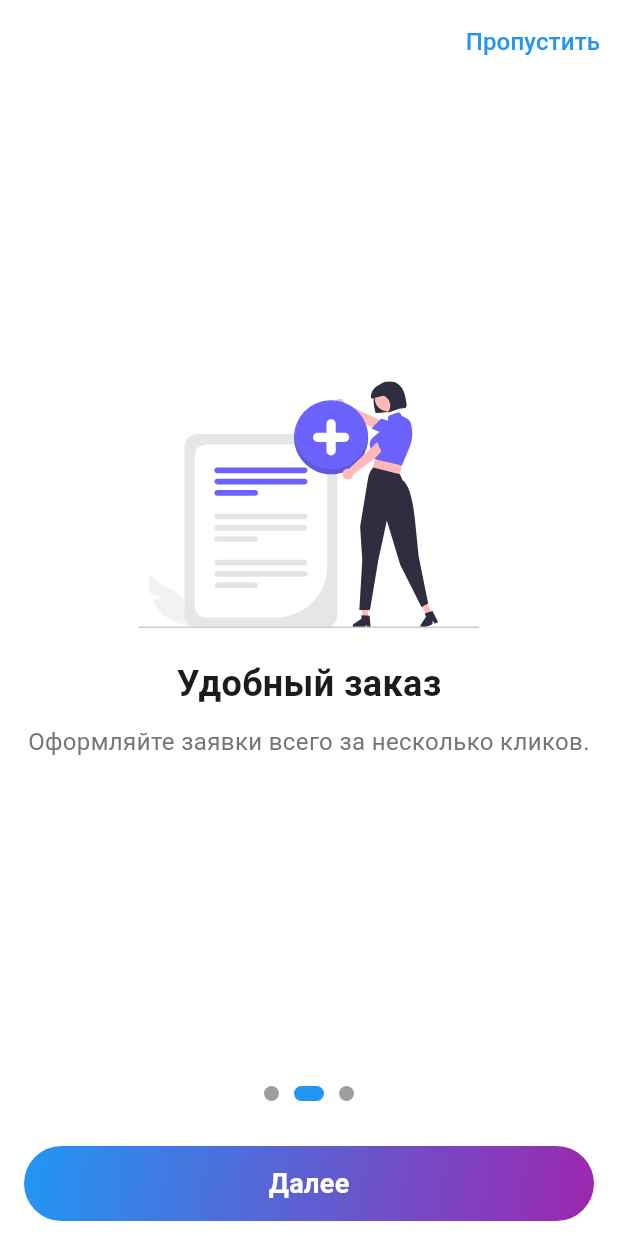
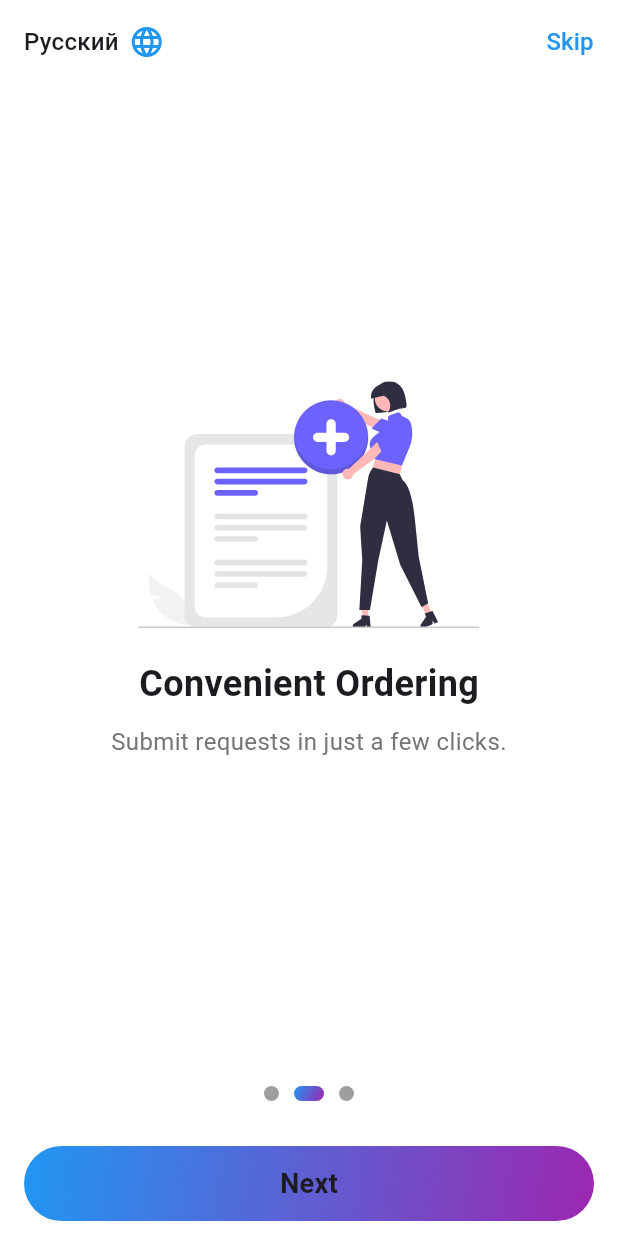
Before and after one commit to Nurislamaiu/medical, a Flutter app: the screen it shows after launch, swiped to page 2, on a phone screen of 412 x 824 dp. Run offline on Flutter 3.47's test engine with Material 3 defaults, Android fonts, the phone set to English and light mode, and no system bars; our stand-ins replace flutter_svg.

```diff
--- /dev/null
+++ b/assets/languages/en.json
@@ -0,0 +1,11 @@
+{
+  "title1": "Welcome",
+  "title2": "Convenient Ordering",
+  "title3": "Quality Service",
+  "description1": "This is an app for home medical services.",
+  "description2": "Submit requests in just a few clicks.",
+  "description3": "Our team guarantees a professional approach.",
+  "next": "Next",
+  "start": "Start",
+  "skip": "Skip"
+}
--- /dev/null
+++ b/lib/110n/app_localizations.dart
@@ -0,0 +1,50 @@
+import 'dart:convert';
+import 'package:flutter/material.dart';
+import 'package:flutter/services.dart';
+
+class AppLocalizations {
+  final Locale locale;
+
+  AppLocalizations(this.locale);
+
+  static AppLocalizations of(BuildContext context) {
+    return Localizations.of<AppLocalizations>(context, AppLocalizations)!;
+  }
+
+  static const LocalizationsDelegate<AppLocalizations> delegate =
+  _AppLocalizationsDelegate();
+
+  late Map<String, String> _localizedStrings;
+
+  Future<bool> load() async {
+    String jsonString = await rootBundle
+        .loadString('assets/languages/${locale.languageCode}.json');
+    Map<String, dynamic> jsonMap = json.decode(jsonString);
+
+    _localizedStrings = jsonMap.map((key, value) => MapEntry(key, value.toString()));
+    return true;
+  }
+
+  String translate(String key) {
+    return _localizedStrings[key] ?? key;
+  }
+}
+
+class _AppLocalizationsDelegate extends LocalizationsDelegate<AppLocalizations> {
+  const _AppLocalizationsDelegate();
+
+  @override
+  bool isSupported(Locale locale) {
+    return ['en', 'ru', 'kk'].contains(locale.languageCode);
+  }
+
+  @override
+  Future<AppLocalizations> load(Locale locale) async {
+    AppLocalizations localizations = AppLocalizations(locale);
+    await localizations.load();
+    return localizations;
+  }
+
+  @override
+  bool shouldReload(_AppLocalizationsDelegate old) => false;
+}
--- a/lib/main.dart
+++ b/lib/main.dart
@@ -1,23 +1,48 @@
 import 'package:flutter/material.dart';
-import 'package:medical/screens/splash_screen.dart';
+import 'package:flutter_localizations/flutter_localizations.dart';
+import '110n/app_localizations.dart';
 import 'app/app_routes.dart';
-
 void main() {
   runApp(MyApp());
 }
 
-class MyApp extends StatelessWidget {
+class MyApp extends StatefulWidget {
+  static void setLocale(BuildContext context, Locale newLocale) {
+    _MyAppState? state = context.findAncestorStateOfType<_MyAppState>();
+    state?.setLocale(newLocale);
+  }
+
+  @override
+  _MyAppState createState() => _MyAppState();
+}
+
+class _MyAppState extends State<MyApp> {
+  Locale _locale = Locale('en'); // Язык по умолчанию
+
+  void setLocale(Locale locale) {
+    setState(() {
+      _locale = locale;
+    });
+  }
+
   @override
   Widget build(BuildContext context) {
     return MaterialApp(
       debugShowCheckedModeBanner: false,
-      title: 'Medical Services App',
       initialRoute: AppRoutes.splash,
       routes: AppRoutes.getRoutes(),
-      theme: ThemeData(
-        primarySwatch: Colors.blue,
-      ),
-      home: SplashScreen(),
+      locale: _locale,
+      supportedLocales: [
+        Locale('en'),
+        Locale('ru'),
+        Locale('kk'),
+      ],
+      localizationsDelegates: [
+        AppLocalizations.delegate,
+        GlobalMaterialLocalizations.delegate,
+        GlobalWidgetsLocalizations.delegate,
+        GlobalCupertinoLocalizations.delegate,
+      ],
     );
   }
 }
--- a/lib/screens/on_boarding/on_boarding_screen.dart
+++ b/lib/screens/on_boarding/on_boarding_screen.dart
@@ -2,6 +2,9 @@ import 'package:flutter/material.dart';
 import 'package:medical/screens/on_boarding/widgets/on_boarding_dot_indicator.dart';
 import 'package:medical/screens/on_boarding/widgets/on_boarding_next_button.dart';
 import 'package:medical/screens/on_boarding/widgets/on_boarding_page.dart';
+
+import '../../110n/app_localizations.dart';
+import '../../main.dart';
 
 class OnboardingScreen extends StatefulWidget {
   @override
@@ -12,38 +15,72 @@ class _OnboardingScreenState extends State<OnboardingScreen> {
   final PageController _pageController = PageController();
   int _currentPage = 0;
 
+  Locale _selectedLocale = Locale('ru'); // Язык по умолчанию
+
+  @override
+  Widget build(BuildContext context) {
+    // Локализованные данные для Onboarding
     final List<Map<String, String>> onboardingData = [
       {
-      "title": "Добро пожаловать",
-      "description": "Приложение для медицинских услуг на дому.",
+        "title": AppLocalizations.of(context).translate('title1'),
+        "description": AppLocalizations.of(context).translate('description1'),
         "image": "assets/on_boarding/onboarding1.svg"
       },
       {
-      "title": "Удобный заказ",
-      "description": "Оформляйте заявки всего за несколько кликов.",
+        "title": AppLocalizations.of(context).translate('title2'),
+        "description": AppLocalizations.of(context).translate('description2'),
         "image": "assets/on_boarding/onboarding2.svg"
       },
       {
-      "title": "Качественный сервис",
-      "description": "Наша команда гарантирует профессиональный подход.",
+        "title": AppLocalizations.of(context).translate('title3'),
+        "description": AppLocalizations.of(context).translate('description3'),
         "image": "assets/on_boarding/onboarding3.svg"
       },
     ];
 
-  @override
-  Widget build(BuildContext context) {
-    return Scaffold(
+    return WillPopScope(
+      onWillPop: () async {
+        return false;
+      },
+      child: Scaffold(
         backgroundColor: Colors.white,
         appBar: AppBar(
           backgroundColor: Colors.white,
           automaticallyImplyLeading: false,
+          title: DropdownButton<Locale>(
+            value: _selectedLocale,
+            underline: SizedBox(width: 20),
+            icon: Icon(Icons.language, color: Colors.blue),
+            onChanged: (Locale? newLocale) {
+              if (newLocale != null) {
+                setState(() {
+                  _selectedLocale = newLocale;
+                  MyApp.setLocale(context, newLocale);
+                });
+              }
+            },
+            items: [
+              DropdownMenuItem(
+                value: Locale('en'),
+                child: Text('English'),
+              ),
+              DropdownMenuItem(
+                value: Locale('ru'),
+                child: Text('Русский'),
+              ),
+              DropdownMenuItem(
+                value: Locale('kk'),
+                child: Text('Қазақша'),
+              ),
+            ],
+          ),
           actions: [
             TextButton(
               onPressed: () {
                 Navigator.pushReplacementNamed(context, '/home');
               },
               child: Text(
-              "Пропустить",
+                AppLocalizations.of(context).translate('skip'),
                 style: TextStyle(fontSize: 16, color: Colors.blue),
               ),
             ),
@@ -54,6 +91,7 @@ class _OnboardingScreenState extends State<OnboardingScreen> {
             Expanded(
               child: PageView.builder(
                 controller: _pageController,
+                physics: BouncingScrollPhysics(),
                 onPageChanged: (index) {
                   setState(() {
                     _currentPage = index;
@@ -90,8 +128,12 @@ class _OnboardingScreenState extends State<OnboardingScreen> {
                   );
                 }
               },
+              buttonText: _currentPage == onboardingData.length - 1
+                  ? AppLocalizations.of(context).translate('start')
+                  : AppLocalizations.of(context).translate('next'),
             ),
           ],
+        ),
       ),
     );
   }
--- a/lib/screens/on_boarding/widgets/on_boarding_dot_indicator.dart
+++ b/lib/screens/on_boarding/widgets/on_boarding_dot_indicator.dart
@@ -13,7 +13,13 @@ class OnBoardingDotIndicator extends StatelessWidget {
       height: 10,
       width: isActive ? 20 : 10,
       decoration: BoxDecoration(
-        color: isActive ? Colors.blue : Colors.grey,
+        gradient: isActive
+            ? LinearGradient(
+          colors: [Colors.blue, Colors.purple],
+          begin: Alignment.topLeft,
+          end: Alignment.bottomRight,
+        )
+            : LinearGradient(colors: [Colors.grey, Colors.grey]),
         borderRadius: BorderRadius.circular(5),
       ),
     );
--- a/lib/screens/on_boarding/widgets/on_boarding_next_button.dart
+++ b/lib/screens/on_boarding/widgets/on_boarding_next_button.dart
@@ -3,8 +3,9 @@ import 'package:flutter/material.dart';
 class NextButton extends StatelessWidget {
   final bool isLastPage;
   final VoidCallback onNext;
+  final String buttonText;
 
-  const NextButton({required this.isLastPage, required this.onNext});
+  const NextButton({required this.isLastPage, required this.onNext, required this.buttonText});
 
   @override
   Widget build(BuildContext context) {
@@ -26,12 +27,8 @@ class NextButton extends StatelessWidget {
             height: 50,
             width: double.infinity,
             child: Text(
-              isLastPage ? "Начать" : "Далее",
-              style: TextStyle(
-                fontSize: 18,
-                fontWeight: FontWeight.bold,
-                color: Colors.white,
-              ),
+                buttonText,
+                style: TextStyle(fontSize: 18, fontWeight: FontWeight.bold)
             ),
           ),
         ),
```
Also changed, not shown: assets/languages/kk.json (added, +11 -0 lines), assets/languages/ru.json (added, +11 -0 lines), pubspec.yaml (+9 -2 lines), pubspec.lock. Lines whose indentation alone changed are shown as unchanged.
